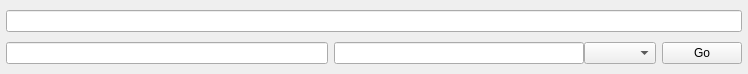
Before: the Qt Designer form secop/gui/ui/modulebuttons.ui in SampleEnvironment/frappy, drawn with Qt 5.
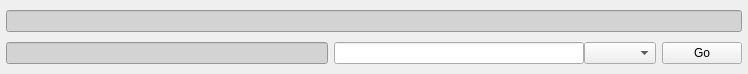
After: the same form once the commit is applied.

Diff of the .ui file:
```diff
--- a/secop/gui/ui/modulebuttons.ui
+++ b/secop/gui/ui/modulebuttons.ui
@@ -40,6 +40,9 @@
        <height>0</height>
       </size>
      </property>
+     <property name="styleSheet">
+      <string notr="true">background-color: lightgrey;</string>
+     </property>
      <property name="readOnly">
       <bool>true</bool>
      </property>
@@ -67,6 +70,12 @@
    </item>
    <item row="0" column="0" colspan="3">
     <widget class="QLineEdit" name="statusLineEdit">
+     <property name="enabled">
+      <bool>true</bool>
+     </property>
+     <property name="styleSheet">
+      <string notr="true">background-color: lightgrey;</string>
+     </property>
      <property name="readOnly">
       <bool>true</bool>
      </property>
```
